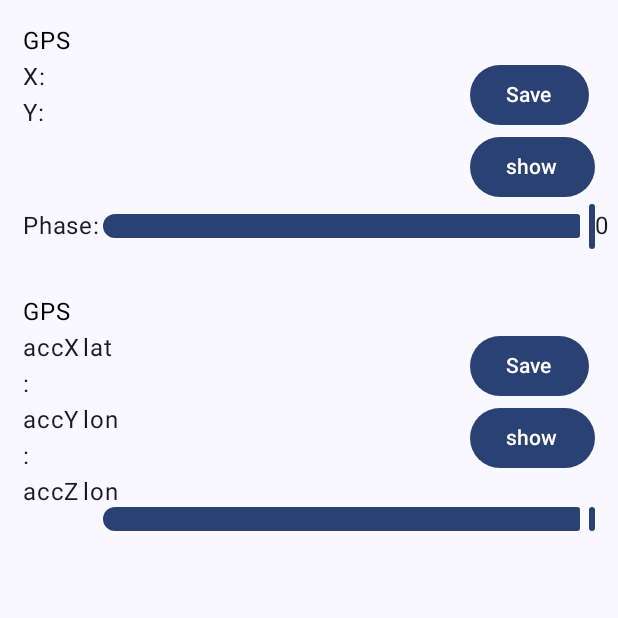
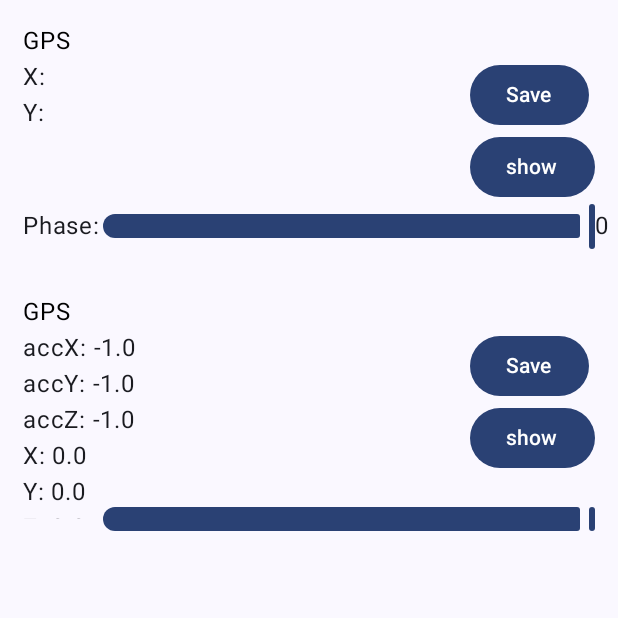
Before and after one commit to NaserMemarJavid/Praktikum1-V2, an Android app built with Jetpack Compose: the screen it shows after launch (MainActivity), on a phone screen of 412 x 824 dp, the top half of it. Run offline under Robolectric (Android 15) with nearby library versions, the phone set to English and light mode, and no system bars.

Commit message:
3.push gyro acc gui

```diff
--- a/src/main/java/com/lern1/mysensors/MainActivity.kt
+++ b/src/main/java/com/lern1/mysensors/MainActivity.kt
@@ -54,7 +54,6 @@ class MainActivity : ComponentActivity() {
     private lateinit var fusedLocationProviderClient: FusedLocationProviderClient
     private lateinit var locationCallback : LocationCallback
 
-    private lateinit var sensorManager: PackageManager
 
     private var lat  by mutableStateOf("")
     private var lon by  mutableStateOf("")
@@ -183,31 +182,31 @@ fun AccelerometerAndGyroscope() {
 
     val ctx = LocalContext.current
     val sensorManager: SensorManager = ctx.getSystemService(Context.SENSOR_SERVICE) as SensorManager
+    var accX = remember { mutableStateOf(-1f) }
+    var accY = remember { mutableStateOf(-1f) }
+    var accZ = remember { mutableStateOf(-1f) }
 
-    var accX = remember { mutableStateOf(0F) }
-    var accY = remember { mutableStateOf(0F) }
-    var accZ = remember { mutableStateOf(0F) }
-    /*
-        var gyrX = remember { mutableStateOf(0F) }
-        var gyrY = remember { mutableStateOf(0F) }
-        var gyrZ = remember { mutableStateOf(0F) }*/
+    var gyrX = remember { mutableStateOf(0f) }
+    var gyrY = remember { mutableStateOf(0f) }
+    var gyrZ = remember { mutableStateOf(0f) }
 
     val sensorEventListener = object : SensorEventListener {
         override fun onAccuracyChanged(sensor: Sensor, accuracy: Int) {
         }
-
         override fun onSensorChanged(event: SensorEvent) {
             if (event.sensor.type == Sensor.TYPE_ACCELEROMETER) {
                 accX.value = event.values[0]
                 accY.value = event.values[1]
                 accZ.value = event.values[2]
-            } else if (event.sensor.type == Sensor.TYPE_GYROSCOPE) {
-                // gyrX.value = event.values[0]
-                // gyrY.value = event.values[1]
-                // gyrZ.value = event.values[2]
+            }
+            else if (event.sensor.type == Sensor.TYPE_GYROSCOPE) {
+                gyrX.value = event.values[0]
+                gyrY.value = event.values[1]
+                gyrZ.value = event.values[2]
             }
         }
     }
+    sensorManager.registerListener(sensorEventListener,sensorManager.getDefaultSensor(Sensor.TYPE_ACCELEROMETER),SensorManager.SENSOR_DELAY_NORMAL)
 
     Box(
         modifier = Modifier
@@ -229,24 +228,8 @@ fun AccelerometerAndGyroscope() {
                 horizontalArrangement =  Arrangement.SpaceBetween,
             ) {
                 Column() {
-                    Row {
-                        Text(text = "accX:   ",
-                            modifier = Modifier.width(40.dp))
-                        Text(text = "lat",
-                            modifier = Modifier.width(100.dp))
-                    }
-                    Row {
-                        Text(text = "accY:   ",
-                            modifier = Modifier.width(40.dp))
-                        Text(text = "lon",
-                            modifier = Modifier.width(100.dp))
-                    }
-                    Row {
-                        Text(text = "accZ:   ",
-                            modifier = Modifier.width(40.dp))
-                        Text(text = "lon",
-                            modifier = Modifier.width(100.dp))
-                    }
+                    Text("accX: ${accX.value}\naccY: ${accY.value}\naccZ: ${accZ.value}")
+                    Text("X: ${gyrX.value}\nY: ${gyrY.value}\nZ: ${gyrZ.value}")
                 }
                 Column {
                     Button(onClick = { }, content = { Text(text = "Save")})
@@ -265,9 +248,6 @@ fun AccelerometerAndGyroscope() {
 
 
 
-
-
-
 }// End of ACC&GYR Composable
 
 
```
